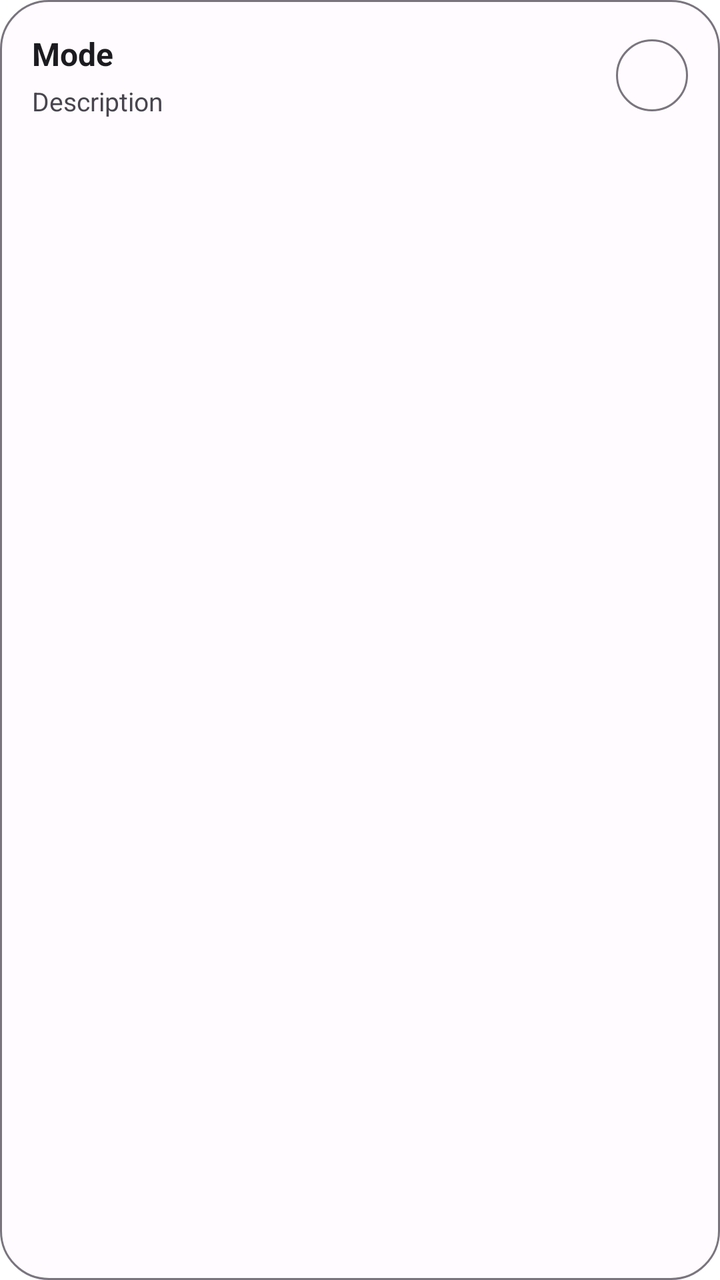
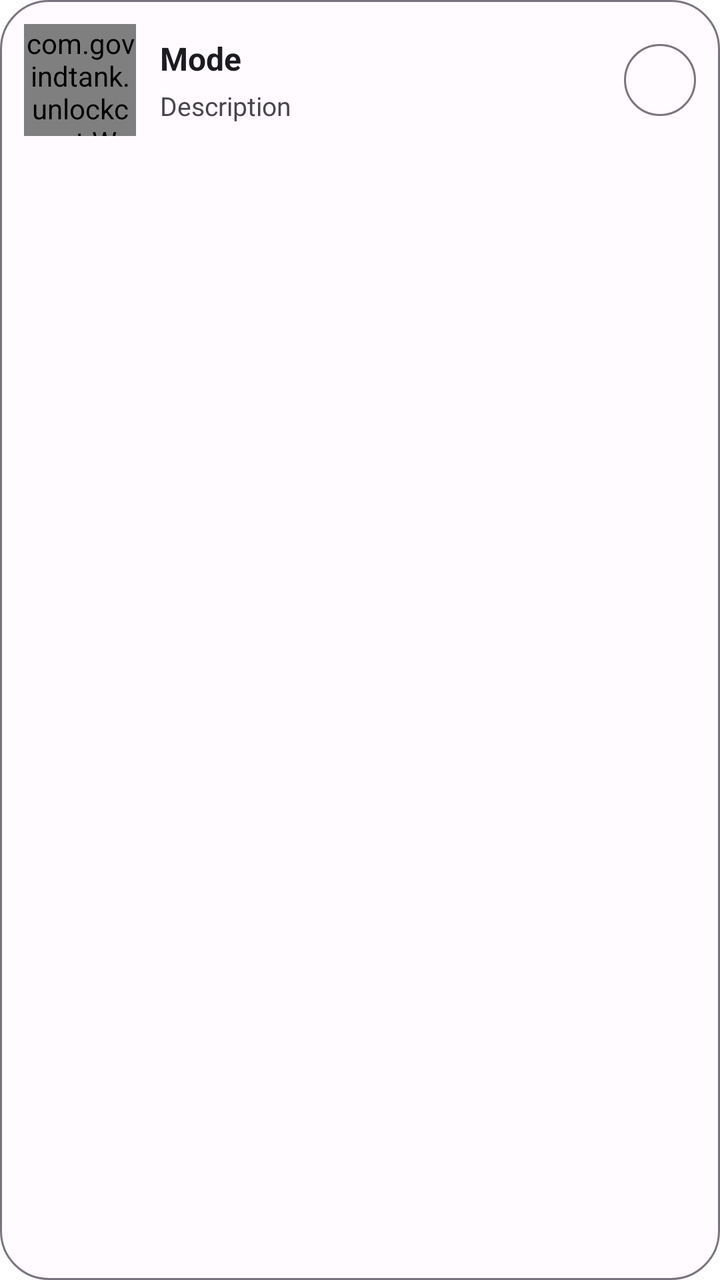

Compare the two renders of this Android layout. The source of the first and the diff that turns it into the second are given below.
<!-- AndroidManifest.xml: application theme AppTheme -->
<!-- res/layout/item_mode.xml -->
<?xml version="1.0" encoding="utf-8"?>
<FrameLayout xmlns:android="http://schemas.android.com/apk/res/android"
    android:layout_width="match_parent"
    android:layout_height="wrap_content"
    android:background="@drawable/bg_rounded_card"
    android:layout_marginBottom="10dp"
    android:layout_marginHorizontal="4dp"
    android:layout_marginEnd="16dp">

    <LinearLayout
        android:layout_width="match_parent"
        android:layout_height="wrap_content"
        android:orientation="horizontal"
        android:gravity="center_vertical"
        android:padding="16dp">

        <LinearLayout
            android:layout_width="0dp"
            android:layout_height="wrap_content"
            android:layout_weight="1"
            android:orientation="vertical">

            <TextView
                android:id="@+id/tvTitle"
                android:layout_width="wrap_content"
                android:layout_height="wrap_content"
                android:text="Mode"
                android:textSize="16sp"
                android:textStyle="bold"
                android:textColor="?attr/colorOnSurface" />

            <TextView
                android:id="@+id/tvDesc"
                android:layout_width="wrap_content"
                android:layout_height="wrap_content"
                android:text="Description"
                android:textSize="13sp"
                android:textColor="?attr/colorOnSurfaceVariant"
                android:layout_marginTop="4dp" />
        </LinearLayout>

        <View
            android:layout_width="36dp"
            android:layout_height="36dp"
            android:id="@+id/colorDot"
            android:background="@drawable/bg_rounded_card"
            android:layout_marginStart="8dp" />
    </LinearLayout>
</FrameLayout>
<!-- resources referenced by this layout -->
<resources>
  <!-- drawable bg_rounded_card (drawable) -->
  <?xml version="1.0" encoding="utf-8"?>
  <shape xmlns:android="http://schemas.android.com/apk/res/android"
      android:shape="rectangle">
      <solid android:color="?attr/colorSurface" />
      <corners android:radius="24dp" />
      <stroke android:width="1dp" android:color="?attr/colorOutline" />
  </shape>
  <style name="AppTheme" parent="Theme.MaterialComponents.DayNight.NoActionBar">
          <item name="colorPrimary">@color/colorPrimary</item>
          <item name="colorOnPrimary">@color/colorOnPrimary</item>
          <item name="colorPrimaryContainer">@color/colorPrimaryContainer</item>
          <item name="colorOnPrimaryContainer">@color/colorOnPrimaryContainer</item>
          <item name="colorSurface">@color/background</item>
          <item name="colorOnSurface">@color/onSurface</item>
          <item name="colorSurfaceVariant">@color/surfaceVariant</item>
          <item name="colorOnSurfaceVariant">@color/onSurfaceVariant</item>
          <item name="colorOutline">@color/outline</item>
          <item name="android:statusBarColor">@android:color/transparent</item>
          <item name="android:windowLightStatusBar">false</item>
      </style>
  <color name="colorPrimary">#6750A4</color>
  <color name="colorOnPrimary">#FFFFFF</color>
  <color name="colorPrimaryContainer">#EADDFF</color>
  <color name="colorOnPrimaryContainer">#21005D</color>
  <color name="background">#FFFBFE</color>
  <color name="onSurface">#1C1B1F</color>
  <color name="surfaceVariant">#E7E0EC</color>
  <color name="onSurfaceVariant">#49454F</color>
  <color name="outline">#79747E</color>
</resources>

<!-- the commit's change to res/layout/item_mode.xml (unified diff, before → after) -->
@@ -12,7 +12,13 @@
         android:layout_height="wrap_content"
         android:orientation="horizontal"
         android:gravity="center_vertical"
-        android:padding="16dp">
+        android:padding="12dp">
+
+        <com.govindtank.unlockcount.WallpaperPreviewView
+            android:id="@+id/preview"
+            android:layout_width="56dp"
+            android:layout_height="56dp"
+            android:layout_marginEnd="12dp" />
 
         <LinearLayout
             android:layout_width="0dp"
